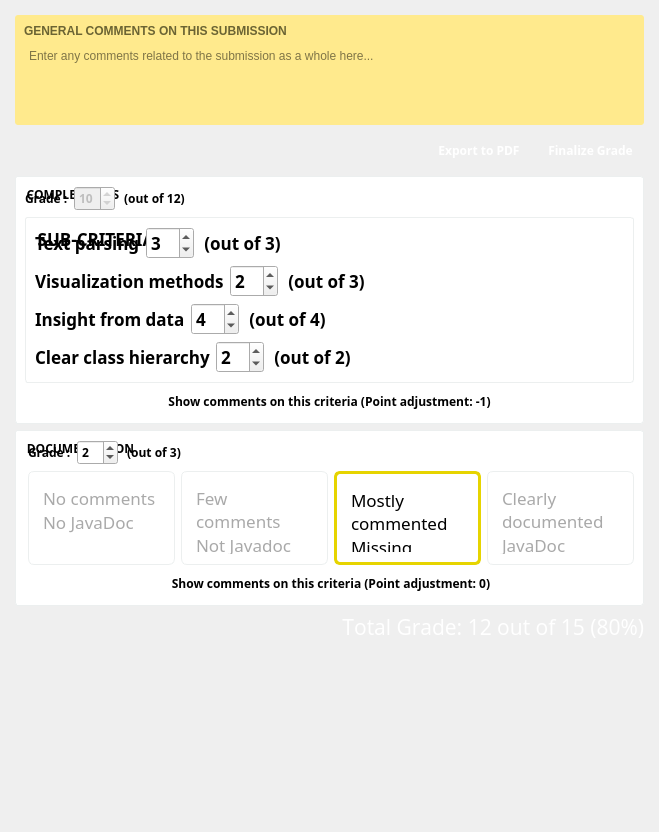
This is TurboGrade/ui/gradeview.ui in wassgha/TurboGrade as Qt 5 draws it before an edit. The edited form follows.
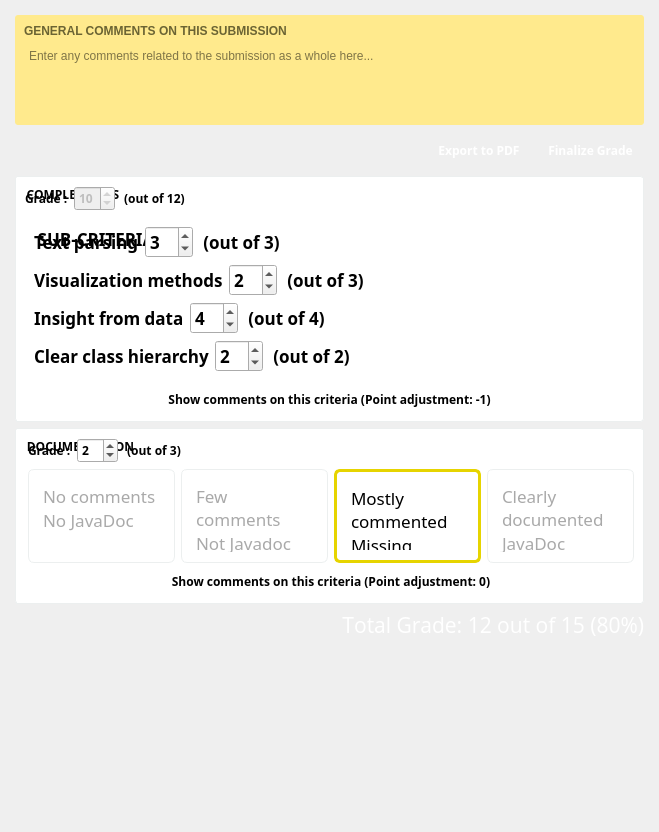
This is the edited form.

Diff of the .ui file:
```diff
--- a/TurboGrade/ui/gradeview.ui
+++ b/TurboGrade/ui/gradeview.ui
@@ -86,7 +86,9 @@
 	text-transform: uppercase;
 }
 
-
+QGroupBox QGroupBox {
+	border: none;
+}
 
 
 
@@ -146,7 +148,7 @@
         <x>0</x>
         <y>0</y>
         <width>659</width>
-        <height>811</height>
+        <height>809</height>
        </rect>
       </property>
       <property name="sizePolicy">
```
